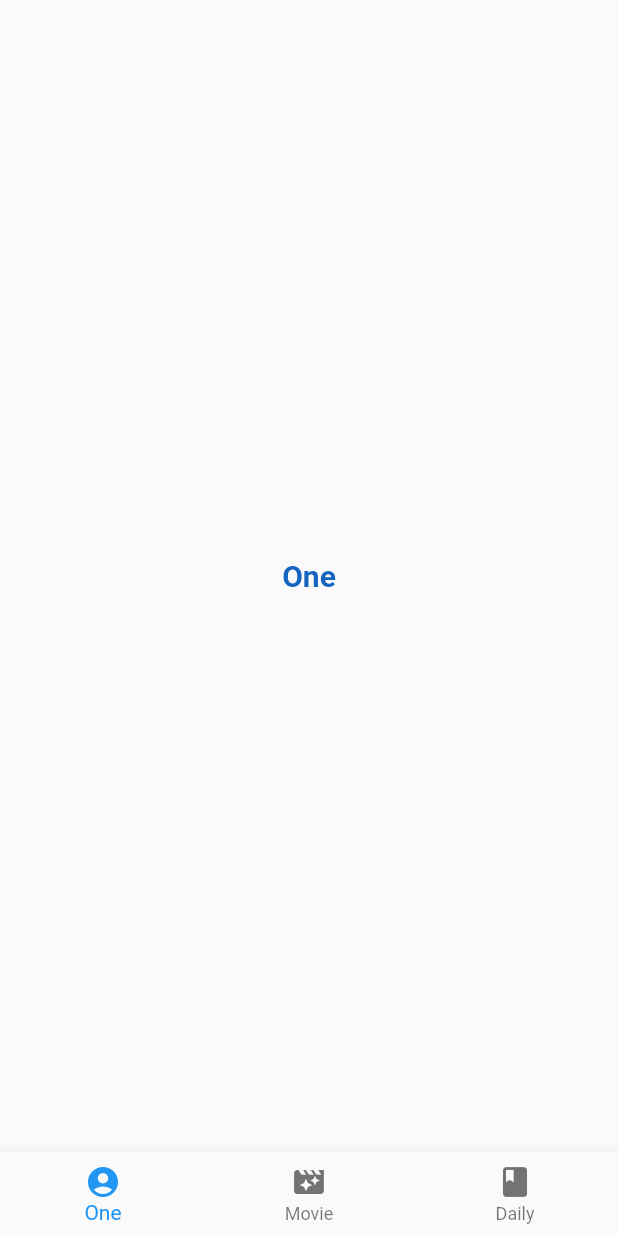
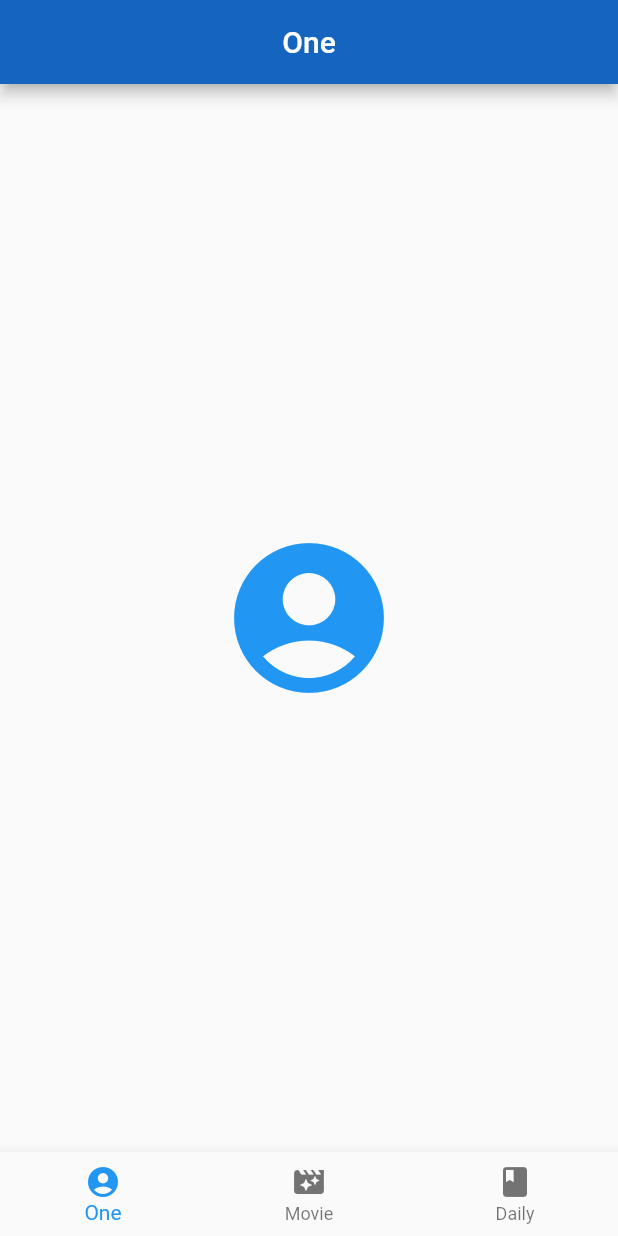
Before and after one commit to iBotasky/Fybird, a Flutter app: the screen it shows after launch, on a phone screen of 412 x 824 dp. Run offline on Flutter 3.47's test engine with Material 2 defaults, Android fonts, the phone set to English and light mode, and no system bars.

Commit message:
add bottom navigations

```diff
--- a/lib/ui/home.dart
+++ b/lib/ui/home.dart
@@ -5,17 +5,38 @@ class HomePage extends StatefulWidget {
   _HomePageState createState() => _HomePageState();
 }
 
-class _HomePageState extends State<HomePage> {
+class _HomePageState extends State<HomePage> with TickerProviderStateMixin {
   int _currentIndex = 0;
   String _text = '';
+  List<BottomItem> _navigationViews;
+
   @override
   void initState() {
     super.initState();
+    _navigationViews = <BottomItem>[
+      BottomItem(icon: Icon(Icons.account_circle), title: 'One', vsync: this),
+      BottomItem(icon: Icon(Icons.movie_filter), title: 'Movie', vsync: this),
+      BottomItem(icon: Icon(Icons.book), title: 'Daily', vsync: this)
+    ];
+    for (BottomItem view in _navigationViews) {
+      view.controller.addListener(_rebuild);
+    }
+
+    _navigationViews[_currentIndex].controller.value = 1.0;
+  }
+
+  void _rebuild() {
     setState(() {
-      _currentIndex = 0;
-      _text = 'One';
+      // Rebuild in order to animate views.
     });
+  }
 
+  @override
+  void dispose() {
+    for (BottomItem view in _navigationViews) {
+      view.controller.dispose();
+    }
+    super.dispose();
   }
 
   @override
@@ -24,39 +45,95 @@ class _HomePageState extends State<HomePage> {
         routes: {},
         theme: ThemeData(primaryColor: Colors.blue[800]),
         home: Scaffold(
-          body: Center(
-            child: Text(_text, style: TextStyle(fontSize: 20, fontWeight: FontWeight.bold, color: Colors.blue[800]),),
+          appBar: AppBar(
+            title: Center(child: Text(_navigationViews[_currentIndex]._title),),
           ),
+          body: Center(child: _buildTransitionsStack()),
           bottomNavigationBar: BottomNavigationBar(
               type: BottomNavigationBarType.fixed,
-              items: [
-                BottomNavigationBarItem(
-                    icon: Icon(Icons.account_circle),
-                    title: Text('One')),
-                BottomNavigationBarItem(
-                    icon: Icon(Icons.movie_filter),
-                    title: Text('Movie')),
-                BottomNavigationBarItem(
-                    icon: Icon(Icons.book),
-                    title: Text('Daily'))
-              ],
+              items: _navigationViews
+                  .map<BottomNavigationBarItem>(
+                      (BottomItem navigationView) => navigationView.item)
+                  .toList(),
               currentIndex: _currentIndex,
               onTap: (int index) {
                 setState(() {
+                  //界面切换
+                  _navigationViews[_currentIndex].controller.reverse();
                   _currentIndex = index;
-                  switch(index){
-                    case 0:
-                      _text =  'ONE';
-                      break;
-                    case 1:
-                      _text = 'Movie';
-                      break;
-                    case 2:
-                      _text = 'Daily';
-                      break;
-                  }
+                  _navigationViews[_currentIndex].controller.forward();
                 });
               }),
         ));
   }
+
+  Widget _buildTransitionsStack() {
+    final List<FadeTransition> transitions = <FadeTransition>[];
+
+    for (BottomItem view in _navigationViews)
+      transitions.add(view.transition(BottomNavigationBarType.fixed, context));
+    // We want to have the newly animating (fading in) views on top.
+    transitions.sort((FadeTransition a, FadeTransition b) {
+      final Animation<double> aAnimation = a.opacity;
+      final Animation<double> bAnimation = b.opacity;
+      final double aValue = aAnimation.value;
+      final double bValue = bAnimation.value;
+      return aValue.compareTo(bValue);
+    });
+
+    return Stack(children: transitions);
+  }
 }
+
+class BottomItem {
+  BottomItem({String title, Icon icon, TickerProvider vsync})
+      : _icon = icon,
+        _title = title,
+        item = BottomNavigationBarItem(
+          icon: icon,
+          title: Text(title),
+        ),
+        controller = AnimationController(
+            duration: kThemeAnimationDuration, vsync: vsync) {
+    _animation = controller.drive(CurveTween(
+      curve: const Interval(0.5, 1.0, curve: Curves.fastOutSlowIn),
+    ));
+  }
+
+  final String _title;
+  final Icon _icon;
+  final BottomNavigationBarItem item;
+  final AnimationController controller;
+  Animation<double> _animation;
+
+  FadeTransition transition(
+      BottomNavigationBarType type, BuildContext context) {
+    Color iconColor;
+    final ThemeData themeData = Theme.of(context);
+    iconColor = themeData.brightness == Brightness.light
+        ? themeData.primaryColor
+        : themeData.accentColor;
+
+    return FadeTransition(
+      opacity: _animation,
+      child: SlideTransition(
+        position: _animation.drive(
+          Tween<Offset>(
+            begin: const Offset(0.0, 0.02), // Slightly down.
+            end: Offset.zero,
+          ),
+        ),
+        child: IconTheme(
+          data: IconThemeData(
+            color: iconColor,
+            size: 120.0,
+          ),
+          child: Semantics(
+            label: 'Placeholder for $_title tab',
+            child: _icon,
+          ),
+        ),
+      ),
+    );
+  }
+}
```
Also changed, not shown: lib/ui/daily.dart (added, +17 -0 lines), lib/ui/movie.dart (added, +15 -0 lines), lib/ui/one.dart (added, +17 -0 lines), 2 other files.
